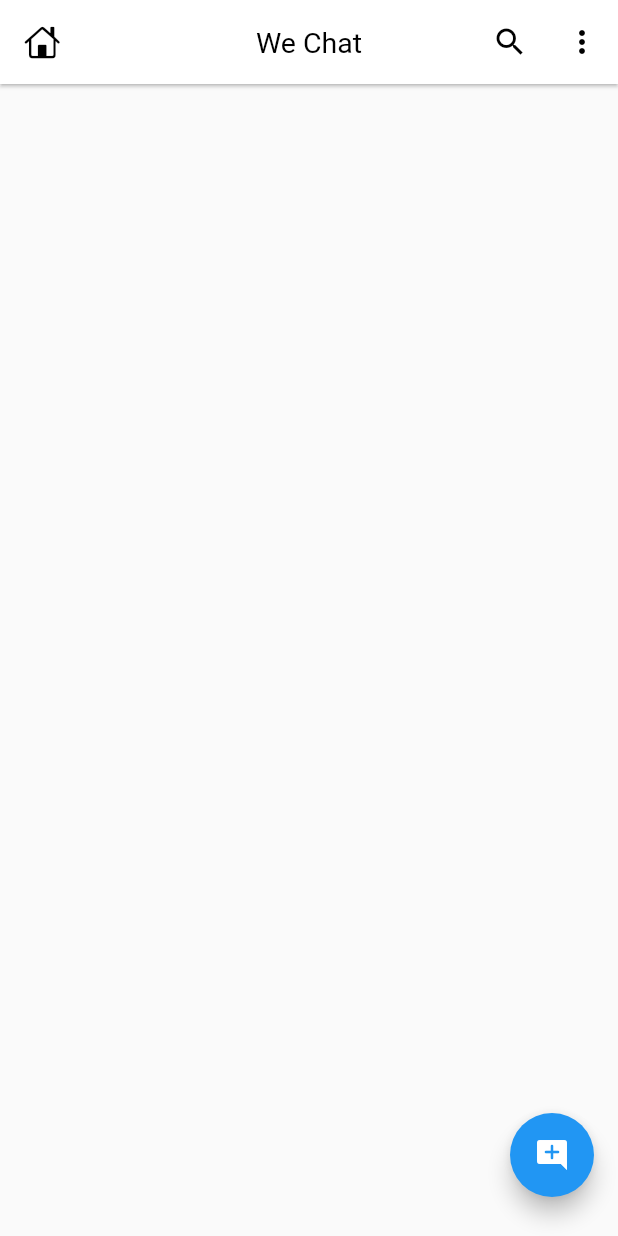
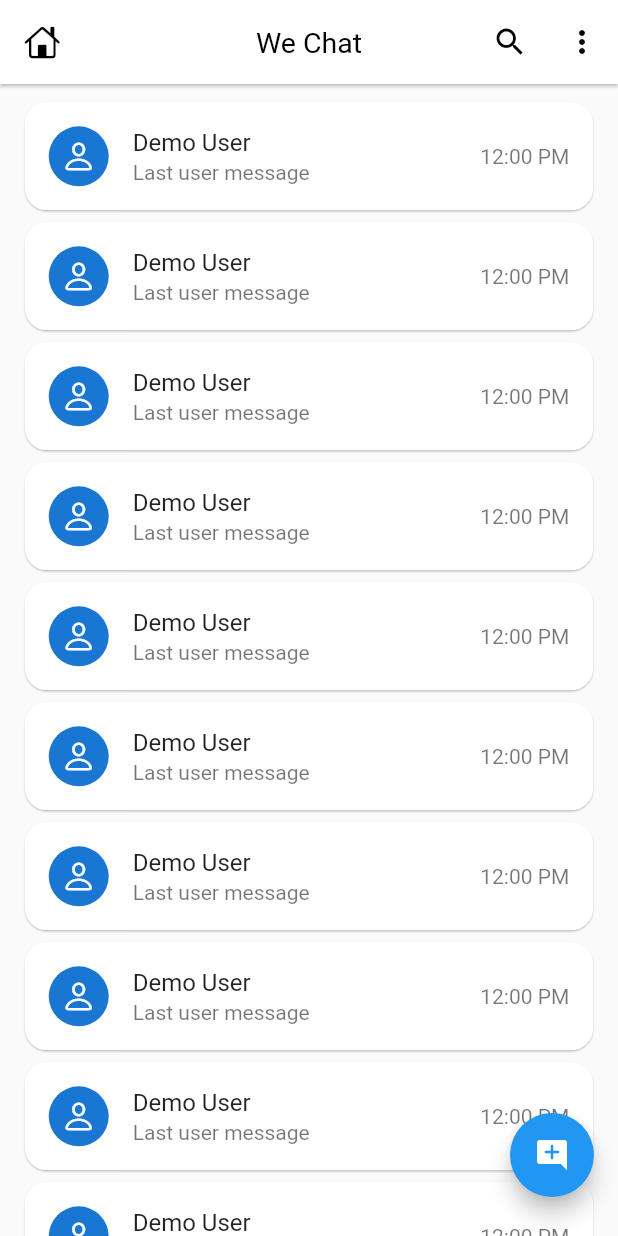
Before and after one commit to HarshAndroid/ApnaChat-Realtime-Chat-App-In-Flutter-Firebase, a Flutter app: the HomeScreen screen opened directly, on a phone screen of 412 x 824 dp. Run offline on Flutter 3.47's test engine with Material 2 defaults, Android fonts, the phone set to English and light mode, and no system bars; our stand-ins replace firebase_auth, firebase_core, google_sign_in; accounts and stored records are empty.

Commit message:
*UI Design for Chat User Card.

```diff
--- a/lib/screens/home_screen.dart
+++ b/lib/screens/home_screen.dart
@@ -3,6 +3,8 @@ import 'package:flutter/material.dart';
 import 'package:google_sign_in/google_sign_in.dart';
 
 import '../api/apis.dart';
+import '../main.dart';
+import '../widgets/chat_user_card.dart';
 
 //home screen -- where all available contacts are shown
 class HomeScreen extends StatefulWidget {
@@ -39,6 +41,15 @@ class _HomeScreenState extends State<HomeScreen> {
             },
             child: const Icon(Icons.add_comment_rounded)),
       ),
+
+      //body
+      body: ListView.builder(
+          itemCount: 16,
+          padding: EdgeInsets.only(top: mq.height * .01),
+          physics: const BouncingScrollPhysics(),
+          itemBuilder: (context, index) {
+            return const ChatUserCard();
+          }),
     );
   }
 }
--- a/lib/widgets/chat_user_card.dart
+++ b/lib/widgets/chat_user_card.dart
@@ -1,5 +1,9 @@
+import 'package:flutter/cupertino.dart';
 import 'package:flutter/material.dart';
 
+import '../main.dart';
+
+//card to represent a single user in home screen
 class ChatUserCard extends StatefulWidget {
   const ChatUserCard({super.key});
 
@@ -10,6 +14,30 @@ class ChatUserCard extends StatefulWidget {
 class _ChatUserCardState extends State<ChatUserCard> {
   @override
   Widget build(BuildContext context) {
-    return Container();
+    return Card(
+      margin: EdgeInsets.symmetric(horizontal: mq.width * .04, vertical: 4),
+      // color: Colors.blue.shade100,
+      elevation: 0.5,
+      shape: RoundedRectangleBorder(borderRadius: BorderRadius.circular(15)),
+      child: InkWell(
+        onTap: () {},
+        child: const ListTile(
+          //user profile picture
+          leading: CircleAvatar(child: Icon(CupertinoIcons.person)),
+
+          //user name
+          title: Text('Demo User'),
+
+          //last message
+          subtitle: Text('Last user message', maxLines: 1),
+
+          //last message time
+          trailing: Text(
+            '12:00 PM',
+            style: TextStyle(color: Colors.black54),
+          ),
+        ),
+      ),
+    );
   }
 }
```
